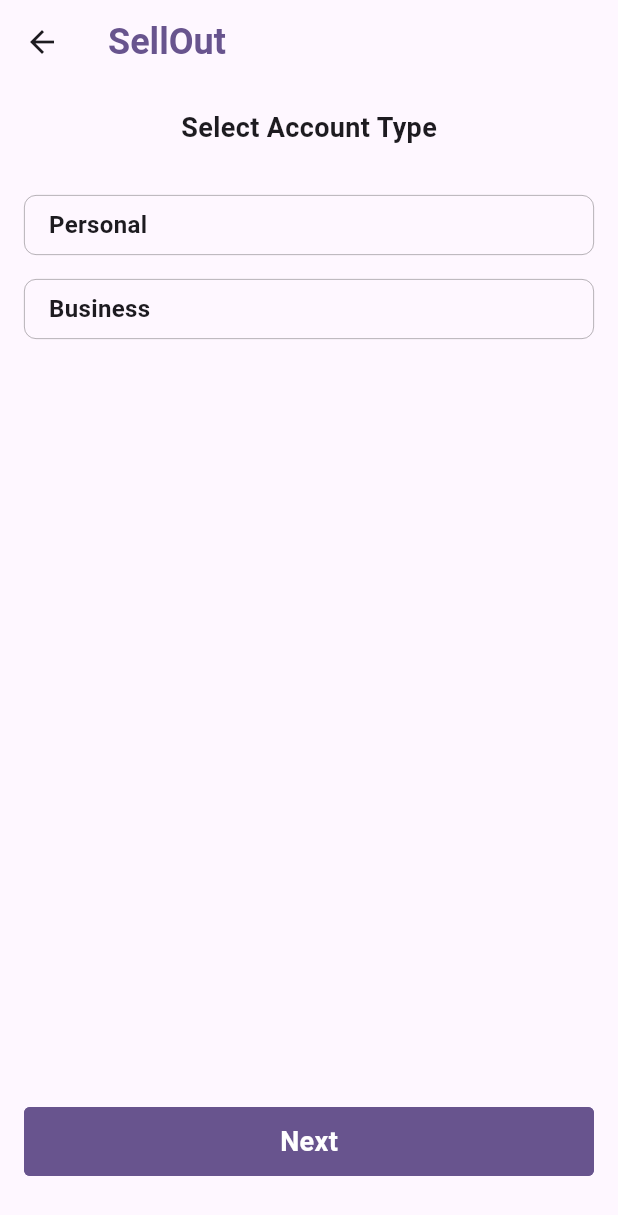
After one commit to askabdulhaseeb/sellout_3.5, a Flutter app: the AccountTypeSelectionScreen screen opened by its route, after a tap on "Next", on a phone screen of 412 x 824 dp. The commit adds this screen. Shown: the top 1215 px of the screen. Run offline on Flutter 3.47's test engine with Material 3 defaults, Android fonts, the light colour scheme and no system bars; our stand-ins replace flutter_otp_text_field, intl_phone_field.

Commit message:
Account Type selection Done

```diff
--- /dev/null
+++ b/lib/core/enums/user/user_type.dart
@@ -0,0 +1,22 @@
+enum UserType {
+  personal('personal', 'Personal'),
+  business('business', 'Business');
+
+  const UserType(this.json, this.display);
+  final String json;
+  final String display;
+
+  static UserType fromJson(String? json) {
+    if (json == null) return UserType.personal;
+    switch (json) {
+      case 'personal':
+        return UserType.personal;
+      case 'business':
+        return UserType.business;
+      default:
+        throw Exception('Unknown UserType: $json');
+    }
+  }
+
+  static List<UserType> get list => UserType.values.toList();
+}
--- /dev/null
+++ b/lib/features/auth/account_type_section/view/screens/account_type_selection_screen.dart
@@ -0,0 +1,40 @@
+import 'package:flutter/material.dart';
+import 'package:provider/provider.dart';
+
+import '../../../../../core/widgets/custom_elevation_button.dart';
+import '../../../../../core/widgets/sellout_title.dart';
+import '../../../signup/view/providers/signup_provider.dart';
+import '../widgets/account_type_list_widget.dart';
+
+class AccountTypeSelectionScreen extends StatelessWidget {
+  const AccountTypeSelectionScreen({super.key});
+  static const String routeName = '/account-type-selection';
+
+  @override
+  Widget build(BuildContext context) {
+    return Scaffold(
+      appBar: AppBar(title: const SellOutTitle()),
+      body: Padding(
+        padding: const EdgeInsets.all(16),
+        child: Column(
+          crossAxisAlignment: CrossAxisAlignment.center,
+          children: <Widget>[
+            const Text(
+              'Select Account Type',
+              style: TextStyle(fontWeight: FontWeight.bold, fontSize: 18),
+            ),
+            const SizedBox(height: 24),
+            const AccountTypeListWidget(),
+            CustomElevatedButton(
+              title: 'Next',
+              isLoading: false,
+              onTap: () => Provider.of<SignupProvider>(context, listen: false)
+                  .onAccountSelectionComplete(context),
+            ),
+            const SizedBox(height: 16),
+          ],
+        ),
+      ),
+    );
+  }
+}
--- /dev/null
+++ b/lib/features/auth/account_type_section/view/widgets/account_type_list_widget.dart
@@ -0,0 +1,34 @@
+import 'package:flutter/material.dart';
+import 'package:provider/provider.dart';
+
+import '../../../../../core/enums/user/user_type.dart';
+import '../../../signup/view/providers/signup_provider.dart';
+import 'account_type_selection_tile.dart';
+
+class AccountTypeListWidget extends StatelessWidget {
+  const AccountTypeListWidget({super.key});
+
+  @override
+  Widget build(BuildContext context) {
+    final List<UserType> userTypes = UserType.list;
+    return Consumer<SignupProvider>(
+      builder: (_, SignupProvider signupPro, __) {
+        return Expanded(
+          child: ListView.builder(
+            primary: false,
+            shrinkWrap: true,
+            itemCount: userTypes.length,
+            itemBuilder: (_, int index) {
+              final UserType type = userTypes[index];
+              return AccountTypeSelectionTile(
+                type: type,
+                isSelected: type == signupPro.selectedUserType,
+                onSelected: signupPro.userTypeChanged,
+              );
+            },
+          ),
+        );
+      },
+    );
+  }
+}
--- /dev/null
+++ b/lib/features/auth/account_type_section/view/widgets/account_type_selection_tile.dart
@@ -0,0 +1,54 @@
+import 'package:flutter/material.dart';
+
+import '../../../../../core/enums/user/user_type.dart';
+
+class AccountTypeSelectionTile extends StatelessWidget {
+  const AccountTypeSelectionTile({
+    required this.type,
+    required this.isSelected,
+    required this.onSelected,
+    super.key,
+  });
+
+  final UserType type;
+  final bool isSelected;
+  final void Function(UserType) onSelected;
+
+  @override
+  Widget build(BuildContext context) {
+    return Padding(
+      padding: const EdgeInsets.symmetric(vertical: 8),
+      child: InkWell(
+        onTap: () => onSelected(type),
+        borderRadius: BorderRadius.circular(8),
+        child: Container(
+          padding: const EdgeInsets.symmetric(horizontal: 16, vertical: 8),
+          decoration: BoxDecoration(
+            borderRadius: BorderRadius.circular(8),
+            border: Border.all(
+              color: isSelected
+                  ? Theme.of(context).primaryColor
+                  : Theme.of(context).disabledColor,
+              width: isSelected ? 1 : 0.5,
+            ),
+          ),
+          child: Row(
+            children: <Widget>[
+              Text(
+                type.display,
+                style:
+                    const TextStyle(fontWeight: FontWeight.bold, fontSize: 16),
+              ),
+              const Spacer(),
+              if (isSelected)
+                Icon(
+                  Icons.check,
+                  color: Theme.of(context).primaryColor,
+                ),
+            ],
+          ),
+        ),
+      ),
+    );
+  }
+}
--- a/lib/features/auth/signup/view/providers/signup_provider.dart
+++ b/lib/features/auth/signup/view/providers/signup_provider.dart
@@ -1,6 +1,8 @@
 import 'package:flutter/material.dart';
 import 'package:intl_phone_field/phone_number.dart';
 
+import '../../../../../core/enums/user/user_type.dart';
+import '../../../account_type_section/view/screens/account_type_selection_screen.dart';
 import '../../../phone_number_opt_varification/view/screens/phone_number_opt_varification_screen.dart';
 
 class SignupProvider extends ChangeNotifier {
@@ -24,6 +26,7 @@ class SignupProvider extends ChangeNotifier {
     try {
       // Perform otp varification logic
       // Navigate to the next screen
+      Navigator.of(context).pushNamed(AccountTypeSelectionScreen.routeName);
     } catch (e) {
       debugPrint('❌ Error SignupProvider.onOtpVarification: $e');
     }
@@ -34,6 +37,14 @@ class SignupProvider extends ChangeNotifier {
       // Perform resend otp logic
     } catch (e) {
       debugPrint('❌ Error SignupProvider.resendOtp: $e');
+    }
+  }
+
+  Future<void> onAccountSelectionComplete(BuildContext context) async {
+    try {
+      // Perform account selection complete logic
+    } catch (e) {
+      debugPrint('❌ Error SignupProvider.onAccountSelectionComplete: $e');
     }
   }
 
@@ -48,6 +59,11 @@ class SignupProvider extends ChangeNotifier {
     notifyListeners();
   }
 
+  void userTypeChanged(UserType value) {
+    _selectedUserType = value;
+    notifyListeners();
+  }
+
   // Getters
   bool get isLoading => _isLoading;
   TextEditingController get name => _name;
@@ -56,6 +72,7 @@ class SignupProvider extends ChangeNotifier {
   TextEditingController get email => _email;
   TextEditingController get password => _password;
   GlobalKey<FormState> get formKey => _formKey;
+  UserType? get selectedUserType => _selectedUserType;
   // Controllers
   bool _isLoading = false;
   final TextEditingController _name = TextEditingController();
@@ -64,4 +81,5 @@ class SignupProvider extends ChangeNotifier {
   final TextEditingController _email = TextEditingController();
   final TextEditingController _password = TextEditingController();
   final GlobalKey<FormState> _formKey = GlobalKey<FormState>();
+  UserType? _selectedUserType;
 }
--- a/lib/routes.dart
+++ b/lib/routes.dart
@@ -1,5 +1,6 @@
 import 'package:flutter/material.dart';
 
+import 'features/auth/account_type_section/view/screens/account_type_selection_screen.dart';
 import 'features/auth/phone_number_opt_varification/view/screens/phone_number_opt_varification_screen.dart';
 import 'features/auth/signin/view/screens/signin_screen.dart';
 import 'features/auth/signup/view/screens/signup_screen.dart';
@@ -12,6 +13,8 @@ final Map<String, WidgetBuilder> routes = <String, WidgetBuilder>{
   SignupScreen.routeName: (_) => const SignupScreen(),
   PhoneNumberOtpVarificationScreen.routeName: (_) =>
       const PhoneNumberOtpVarificationScreen(),
+  AccountTypeSelectionScreen.routeName: (_) =>
+      const AccountTypeSelectionScreen(),
 
   //
   DashboardScreen.routeName: (_) => const DashboardScreen(),
```
